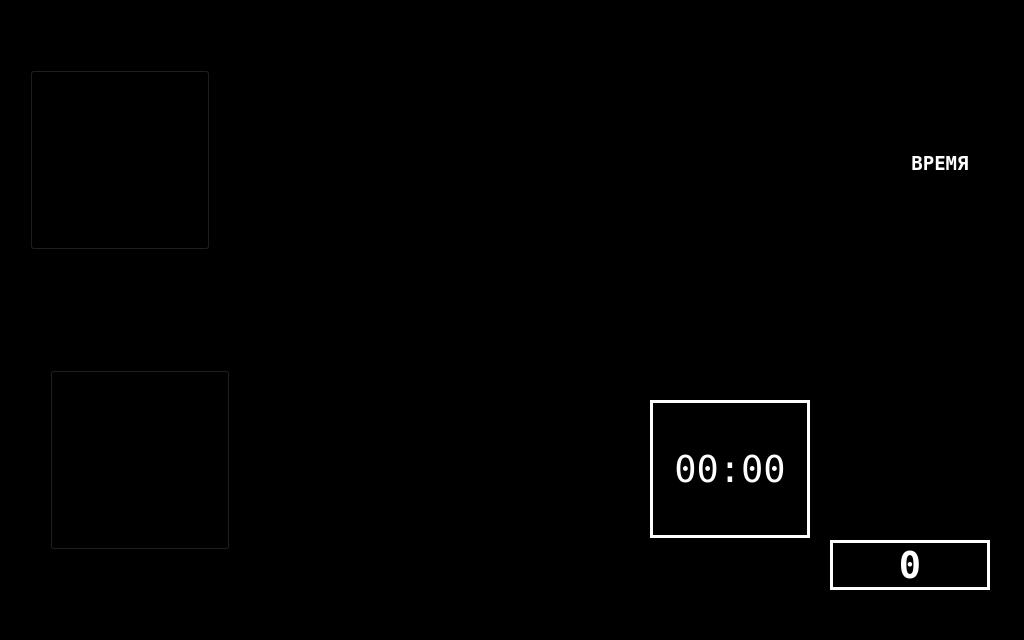
Before: the Qt Designer form src/1_inter/aux_view/main_view.ui in KB-AIS/kbais-openpit-firmware, drawn with Qt 5.
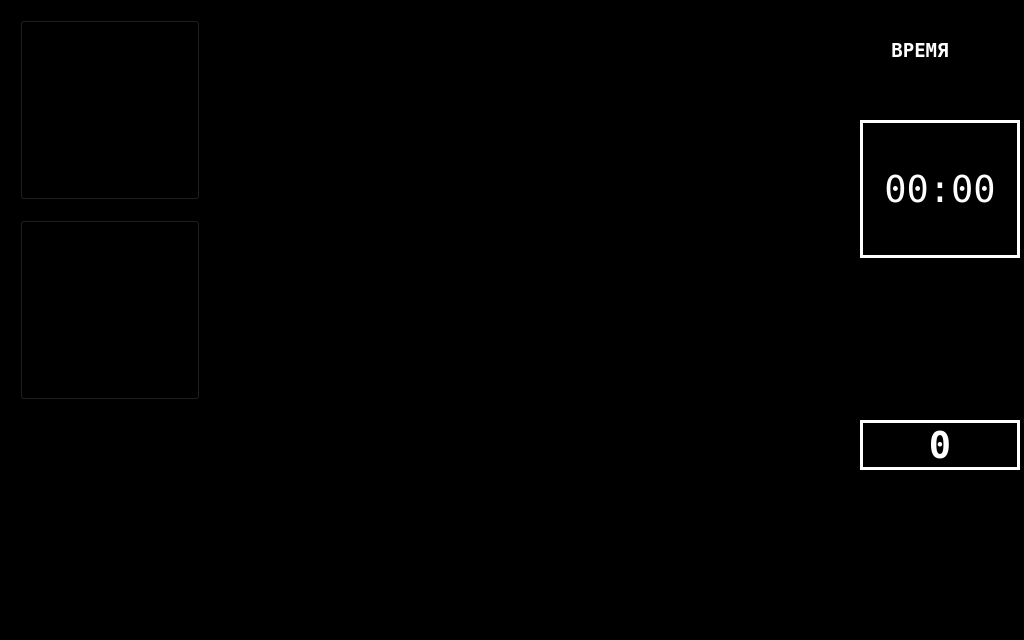
After: the same form once the commit is applied.

Patch:
```diff
--- a/src/1_inter/aux_view/main_view.ui
+++ b/src/1_inter/aux_view/main_view.ui
@@ -32,8 +32,8 @@
   <widget class="QLabel" name="lbl_total_run">
    <property name="geometry">
     <rect>
-     <x>830</x>
-     <y>540</y>
+     <x>860</x>
+     <y>420</y>
      <width>160</width>
      <height>50</height>
     </rect>
@@ -62,8 +62,8 @@
   <widget class="QLabel" name="lbl_cap_total_run">
    <property name="geometry">
     <rect>
-     <x>830</x>
-     <y>397</y>
+     <x>860</x>
+     <y>270</y>
      <width>160</width>
      <height>133</height>
     </rect>
@@ -98,8 +98,8 @@
   <widget class="QLabel" name="lbl_timer">
    <property name="geometry">
     <rect>
-     <x>650</x>
-     <y>400</y>
+     <x>860</x>
+     <y>120</y>
      <width>160</width>
      <height>138</height>
     </rect>
@@ -126,10 +126,10 @@
   <widget class="QLabel" name="lbl_cap_timer">
    <property name="geometry">
     <rect>
-     <x>860</x>
-     <y>20</y>
+     <x>840</x>
+     <y>10</y>
      <width>160</width>
-     <height>286</height>
+     <height>81</height>
     </rect>
    </property>
    <property name="font">
@@ -154,8 +154,8 @@
   <widget class="QLabel" name="lbl_diag">
    <property name="geometry">
     <rect>
-     <x>330</x>
-     <y>130</y>
+     <x>260</x>
+     <y>30</y>
      <width>321</width>
      <height>131</height>
     </rect>
@@ -170,8 +170,8 @@
   <widget class="QPushButton" name="btn_nav_to_stop">
    <property name="geometry">
     <rect>
-     <x>30</x>
-     <y>70</y>
+     <x>20</x>
+     <y>20</y>
      <width>180</width>
      <height>180</height>
     </rect>
@@ -201,8 +201,8 @@
   <widget class="QPushButton" name="btn_nav_to_diag">
    <property name="geometry">
     <rect>
-     <x>50</x>
-     <y>370</y>
+     <x>20</x>
+     <y>220</y>
      <width>180</width>
      <height>180</height>
     </rect>
```
Left out of the diff: 13 changed lines with no effect on the pictures.
